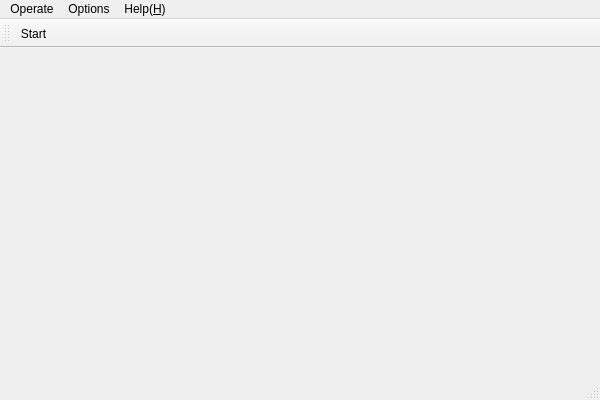
The window that App/MainWindow.ui (KangLin/FaceRecognizer) describes before a commit, drawn with Qt 5.
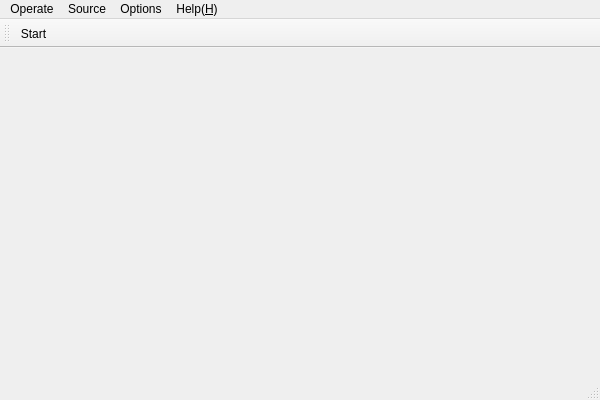
The same window after the commit. Icons and pictures are not drawn.

Patch:
```diff
--- a/App/MainWindow.ui
+++ b/App/MainWindow.ui
@@ -24,7 +24,7 @@
      <x>0</x>
      <y>0</y>
      <width>600</width>
-     <height>28</height>
+     <height>22</height>
     </rect>
    </property>
    <widget class="QMenu" name="menuTools">
@@ -51,7 +51,15 @@
     <addaction name="actionAbout_A"/>
     <addaction name="actionUpdate_U"/>
    </widget>
+   <widget class="QMenu" name="menuSource">
+    <property name="title">
+     <string>Source</string>
+    </property>
+    <addaction name="actionCarmera"/>
+    <addaction name="actionFile"/>
+   </widget>
    <addaction name="menuTools"/>
+   <addaction name="menuSource"/>
    <addaction name="menuOptions"/>
    <addaction name="menuHelp_H"/>
   </widget>
```
Left out of the diff: 16 changed lines with no effect on the pictures.
